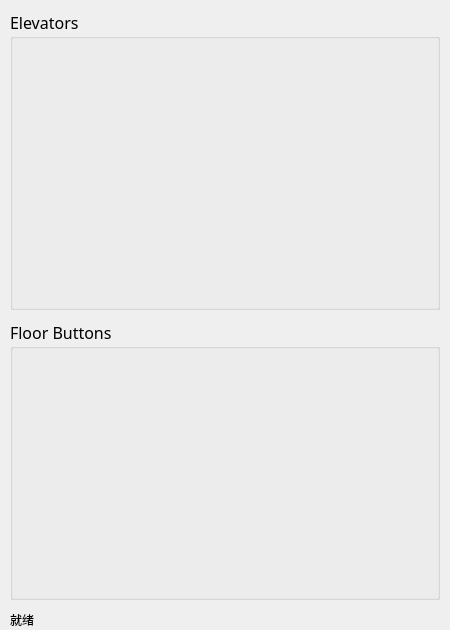
The window that src/controller.ui (BlackCheck/TC_OS_Homework-elevator_simulation) describes before a commit, drawn with Qt 5.
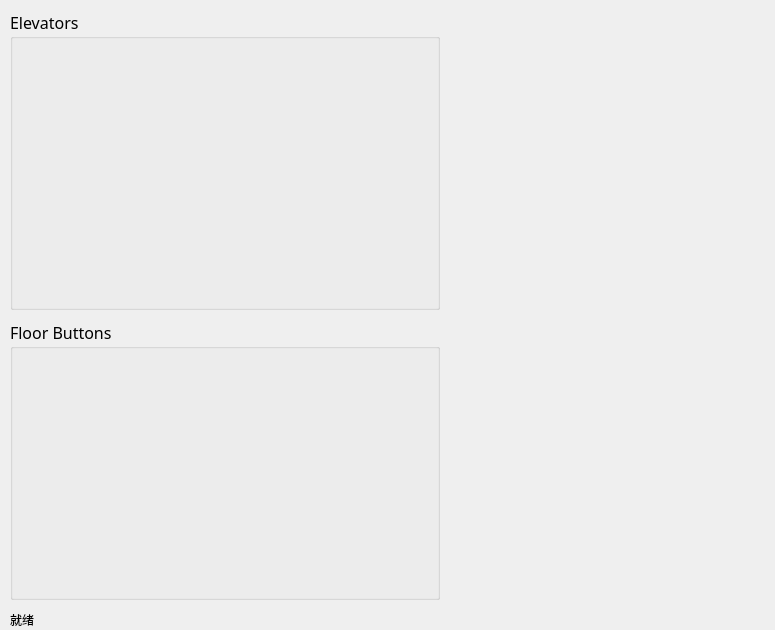
The same window after the commit.

Diff of the .ui file:
```diff
--- a/src/controller.ui
+++ b/src/controller.ui
@@ -6,7 +6,7 @@
    <rect>
     <x>0</x>
     <y>0</y>
-    <width>450</width>
+    <width>775</width>
     <height>630</height>
    </rect>
   </property>
```
